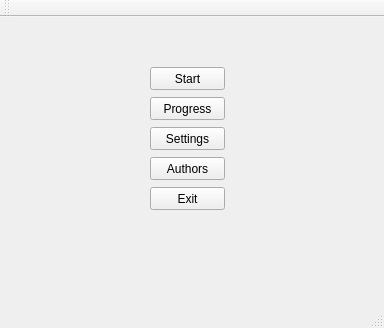
First picture: the form in mainwindow.ui, repository SlawekFura/Tasker, before the edit.
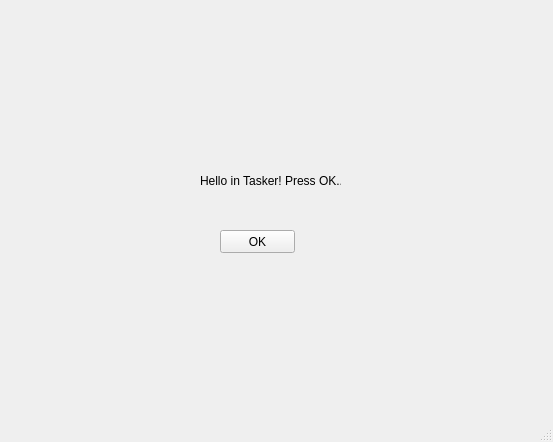
Second picture: the form after the edit.

Patch:
```diff
--- a/mainwindow.ui
+++ b/mainwindow.ui
@@ -6,77 +6,38 @@
    <rect>
     <x>0</x>
     <y>0</y>
-    <width>384</width>
-    <height>328</height>
+    <width>553</width>
+    <height>442</height>
    </rect>
   </property>
   <property name="windowTitle">
    <string>MainWindow</string>
   </property>
-  <widget class="QWidget" name="centralWidget">
-   <widget class="QPushButton" name="ButtonStart">
+  <widget class="QWidget" name="centralwidget">
+   <widget class="QLabel" name="label">
     <property name="geometry">
      <rect>
-      <x>150</x>
-      <y>50</y>
-      <width>75</width>
-      <height>23</height>
-     </rect>
-    </property>
-    <property name="text">
-     <string>Start</string>
-    </property>
-   </widget>
-   <widget class="QPushButton" name="ButtonProgress">
-    <property name="geometry">
-     <rect>
-      <x>150</x>
-      <y>80</y>
-      <width>75</width>
-      <height>23</height>
-     </rect>
-    </property>
-    <property name="text">
-     <string>Progress</string>
-    </property>
-   </widget>
-   <widget class="QPushButton" name="ButtonAuthors">
-    <property name="geometry">
-     <rect>
-      <x>150</x>
-      <y>140</y>
-      <width>75</width>
-      <height>23</height>
-     </rect>
-    </property>
-    <property name="text">
-     <string>Authors</string>
-    </property>
-   </widget>
-   <widget class="QPushButton" name="ButtonExit">
-    <property name="geometry">
-     <rect>
-      <x>150</x>
+      <x>200</x>
       <y>170</y>
-      <width>75</width>
-      <height>23</height>
+      <width>141</width>
+      <height>21</height>
      </rect>
     </property>
     <property name="text">
-     <string>Exit</string>
+     <string>Hello in Tasker! Press OK...</string>
     </property>
    </widget>
    <widget class="QPushButton" name="ButtonSettings">
     <property name="geometry">
      <rect>
-      <x>150</x>
-      <y>110</y>
+      <x>220</x>
+      <y>230</y>
       <width>75</width>
       <height>23</height>
      </rect>
     </property>
     <property name="text">
-     <string>Settings</string>
+     <string>OK</string>
     </property>
    </widget>
   </widget>
@@ -90,17 +51,8 @@
     </rect>
    </property>
   </widget>
-  <widget class="QToolBar" name="mainToolBar">
-   <attribute name="toolBarArea">
-    <enum>TopToolBarArea</enum>
-   </attribute>
-   <attribute name="toolBarBreak">
-    <bool>false</bool>
-   </attribute>
-  </widget>
-  <widget class="QStatusBar" name="statusBar"/>
+  <widget class="QStatusBar" name="statusbar"/>
  </widget>
- <layoutdefault spacing="6" margin="11"/>
  <resources/>
  <connections/>
 </ui>
```
Left out of the diff: 6 changed lines with no effect on the pictures.
